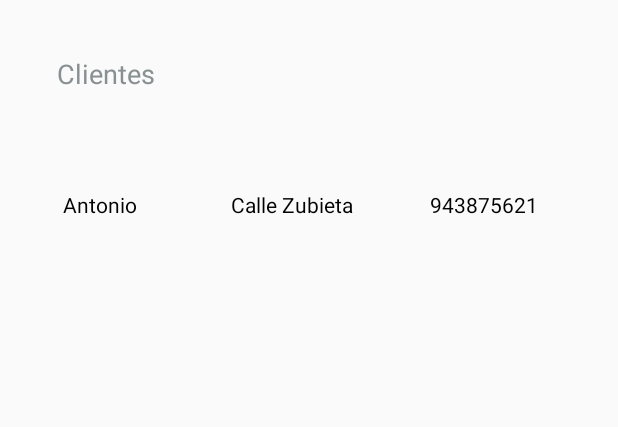
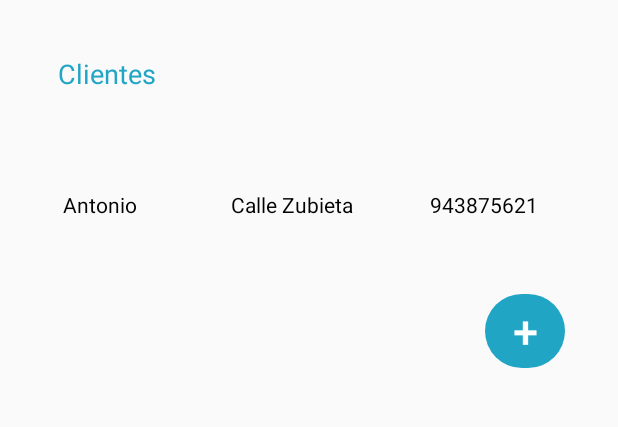
Before and after one commit to mikels111/Desayunos, an Android app: the Actividad_admin screen opened directly, with no data from a screen before it, on a phone screen of 412 x 824 dp, the part 84-511 px from its top. Run offline under Robolectric (Android 15) with nearby library versions, the phone set to English and light mode, and no system bars.

```diff
--- a/app/src/main/java/com/example/desayunoscebanc/Actividad_admin.java
+++ b/app/src/main/java/com/example/desayunoscebanc/Actividad_admin.java
@@ -28,6 +28,7 @@ public class Actividad_admin extends AppCompatActivity{
 
     ListView lista;
     TextView prueba;
+    Button insertarCliente;
     @Override
     protected void onCreate(Bundle savedInstanceState) {
         super.onCreate(savedInstanceState);
@@ -37,7 +38,10 @@ public class Actividad_admin extends AppCompatActivity{
         getWindow().setStatusBarColor(Color.parseColor("#21A5C5"));
         getSupportActionBar().setBackgroundDrawable(new ColorDrawable(Color.parseColor("#21A5C5")));
 
+        //ListView
         lista=findViewById(R.id.lstClientes);
+        //Button
+        insertarCliente=findViewById(R.id.btnAddCliente);
 
         ArrayList<Cliente> listaCliente=new ArrayList<>();
 
@@ -77,6 +81,14 @@ public class Actividad_admin extends AppCompatActivity{
             }
         });
 
+        insertarCliente.setOnClickListener(new View.OnClickListener() {
+            @Override
+            public void onClick(View v) {
+                Intent intent=new Intent(Actividad_admin.this,ModificarCliente.class);
+                startActivity(intent);
+            }
+        });
+
 
 
 
--- a/app/src/main/res/layout/actividad_3.xml
+++ b/app/src/main/res/layout/actividad_3.xml
@@ -11,6 +11,7 @@
         android:layout_width="wrap_content"
         android:layout_height="wrap_content"
         android:text="Pedido"
+        android:textColor="#21A5C5"
         android:textSize="20sp"
         app:layout_constraintBottom_toTopOf="@+id/guideline2"
         app:layout_constraintEnd_toEndOf="parent"
@@ -24,6 +25,7 @@
         android:layout_width="wrap_content"
         android:layout_height="wrap_content"
         android:text="Productos"
+        android:textColor="#21A5C5"
         android:textSize="18sp"
         app:layout_constraintBottom_toTopOf="@+id/listProductos"
         app:layout_constraintEnd_toStartOf="@+id/textView24"
@@ -37,6 +39,7 @@
         android:layout_width="wrap_content"
         android:layout_height="wrap_content"
         android:text="Precio"
+        android:textColor="#21A5C5"
         android:textSize="18sp"
         app:layout_constraintBottom_toTopOf="@+id/listProductos"
         app:layout_constraintEnd_toEndOf="parent"
@@ -50,6 +53,7 @@
         android:layout_width="wrap_content"
         android:layout_height="wrap_content"
         android:text="Cantidad"
+        android:textColor="#21A5C5"
         android:textSize="18sp"
         app:layout_constraintBottom_toTopOf="@+id/listProductos"
         app:layout_constraintEnd_toEndOf="parent"
@@ -77,6 +81,7 @@
         android:layout_width="wrap_content"
         android:layout_height="wrap_content"
         android:text="Precio Final:"
+        android:textColor="#21A5C5"
         android:textSize="18sp"
         app:layout_constraintBottom_toTopOf="@+id/guideline2"
         app:layout_constraintEnd_toEndOf="parent"
@@ -103,6 +108,7 @@
         android:id="@+id/txtPrecioFinal"
         android:layout_width="wrap_content"
         android:layout_height="wrap_content"
+        android:textColor="#21A5C5"
         app:layout_constraintBottom_toBottomOf="@+id/textView25"
         app:layout_constraintEnd_toEndOf="parent"
         app:layout_constraintHorizontal_bias="0.078"
--- a/app/src/main/res/layout/activity_actividad_admin.xml
+++ b/app/src/main/res/layout/activity_actividad_admin.xml
@@ -10,9 +10,8 @@
         android:id="@+id/textView21"
         android:layout_width="wrap_content"
         android:layout_height="wrap_content"
-        android:text="Clientes
-"
-        android:textColor="#889091"
+        android:text="Clientes"
+        android:textColor="#21A5C5"
         android:textSize="18sp"
         app:layout_constraintBottom_toBottomOf="parent"
         app:layout_constraintEnd_toEndOf="parent"
@@ -32,4 +31,19 @@
         app:layout_constraintTop_toBottomOf="@+id/textView21"
         app:layout_constraintVertical_bias="0.089" />
 
+    <Button
+        android:id="@+id/btnAddCliente"
+        android:layout_width="53dp"
+        android:layout_height="49dp"
+        android:background="@drawable/bordes_redondos"
+        android:text="+"
+        android:textColor="#FFFFFF"
+        android:textSize="30sp"
+        app:layout_constraintBottom_toBottomOf="parent"
+        app:layout_constraintEnd_toEndOf="parent"
+        app:layout_constraintHorizontal_bias="0.902"
+        app:layout_constraintStart_toStartOf="parent"
+        app:layout_constraintTop_toBottomOf="@+id/lstClientes"
+        app:layout_constraintVertical_bias="0.079" />
+
 </androidx.constraintlayout.widget.ConstraintLayout>
--- a/app/src/main/res/layout/activity_modificar_cliente.xml
+++ b/app/src/main/res/layout/activity_modificar_cliente.xml
@@ -26,7 +26,7 @@
         android:layout_width="wrap_content"
         android:layout_height="wrap_content"
         android:background="@drawable/bordes_redondos"
-        android:text="Aceptar"
+        android:text="Guardar"
         android:textColor="#FFFFFF"
         app:layout_constraintBottom_toBottomOf="parent"
         app:layout_constraintEnd_toEndOf="parent"
```
Also changed, not shown: app/src/main/java/com/example/desayunoscebanc/ModificarCliente.java (+49 -8 lines), app/src/main/res/layout/activity_actividad_1.xml (+10 -0 lines), app/src/main/res/layout/activity_actividad_2.xml (+18 -0 lines).
